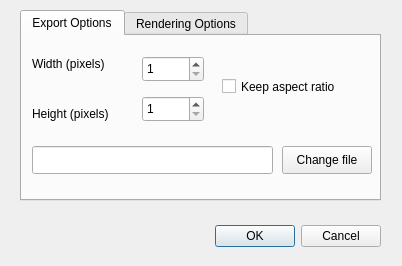
This is src/molara/gui/export_image_dialog.ui in Molara-Lab/Molara as Qt 5 draws it before an edit. The edited form follows.
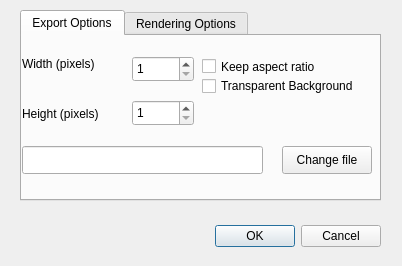
This is the edited form.

Commit message: Add transparent background upon snapshot export

```diff
--- a/src/molara/gui/export_image_dialog.ui
+++ b/src/molara/gui/export_image_dialog.ui
@@ -48,7 +48,7 @@
     <widget class="QLabel" name="label_2">
      <property name="geometry">
       <rect>
-       <x>10</x>
+       <x>0</x>
        <y>70</y>
        <width>91</width>
        <height>16</height>
@@ -61,8 +61,8 @@
     <widget class="QDoubleSpinBox" name="heightSpinBox">
      <property name="geometry">
       <rect>
-       <x>120</x>
-       <y>60</y>
+       <x>110</x>
+       <y>64</y>
        <width>62</width>
        <height>26</height>
       </rect>
@@ -80,8 +80,8 @@
     <widget class="QCheckBox" name="checkBox">
      <property name="geometry">
       <rect>
-       <x>200</x>
-       <y>40</y>
+       <x>180</x>
+       <y>20</y>
        <width>131</width>
        <height>21</height>
       </rect>
@@ -93,7 +93,7 @@
     <widget class="QDoubleSpinBox" name="widthSpinBox">
      <property name="geometry">
       <rect>
-       <x>120</x>
+       <x>110</x>
        <y>20</y>
        <width>62</width>
        <height>26</height>
@@ -112,7 +112,7 @@
     <widget class="QLabel" name="label">
      <property name="geometry">
       <rect>
-       <x>10</x>
+       <x>0</x>
        <y>20</y>
        <width>91</width>
        <height>16</height>
@@ -125,7 +125,7 @@
     <widget class="QLineEdit" name="filenameInput">
      <property name="geometry">
       <rect>
-       <x>10</x>
+       <x>0</x>
        <y>110</y>
        <width>241</width>
        <height>28</height>
@@ -145,6 +145,19 @@
       <string>Change file</string>
      </property>
     </widget>
+    <widget class="QCheckBox" name="transparentBackgroundCheckBox">
+     <property name="geometry">
+      <rect>
+       <x>180</x>
+       <y>40</y>
+       <width>171</width>
+       <height>20</height>
+      </rect>
+     </property>
+     <property name="text">
+      <string>Transparent Background</string>
+     </property>
+    </widget>
    </widget>
    <widget class="QWidget" name="tab_2">
     <attribute name="title">
```
The commit also changes 5 other files.
